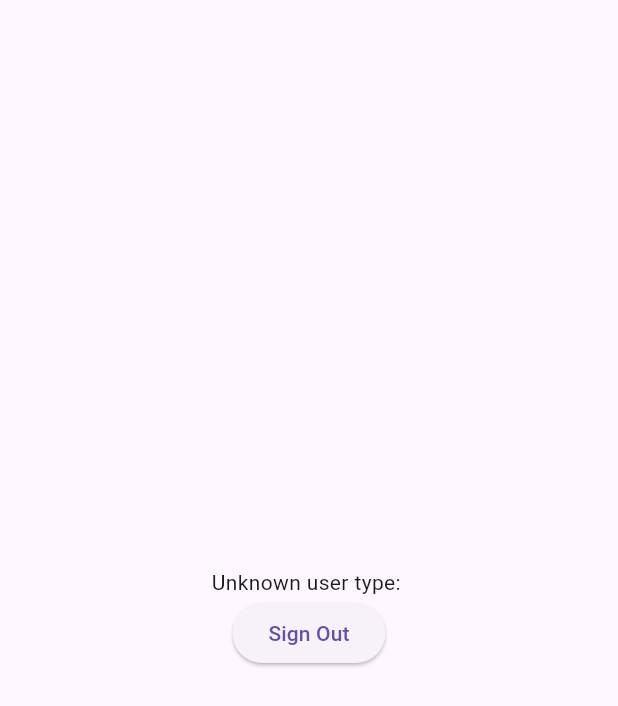
After one commit to MOYUNXUAN4/smart_rental_system, a Flutter app: the screen it shows once a user with an empty profile is signed in, on a phone screen of 412 x 824 dp. The commit adds this screen. Shown: the top 706 px of the screen. Run offline on Flutter 3.47's test engine with Material 3 defaults, Android fonts, the phone set to English and light mode, and no system bars; our stand-ins replace cloud_firestore, firebase_auth, firebase_core, firebase_storage, image_picker; accounts and stored records are empty; network calls fail.

Commit message:
add two user type page and auth gate

```diff
--- /dev/null
+++ b/lib/auth_gate.dart
@@ -0,0 +1,102 @@
+import 'package:flutter/material.dart';
+import 'package:firebase_auth/firebase_auth.dart';
+import 'package:cloud_firestore/cloud_firestore.dart';
+
+import 'login_screen.dart';
+import 'landlord_screen.dart';
+import 'tenant_screen.dart';
+
+class AuthGate extends StatelessWidget {
+  const AuthGate({super.key});
+
+  @override
+  Widget build(BuildContext context) {
+    return StreamBuilder<User?>(
+      stream: FirebaseAuth.instance.authStateChanges(),
+      builder: (context, snapshot) {
+        if (!snapshot.hasData) {
+          return LoginScreen();
+        }
+        return UserTypeDispatcher(user: snapshot.data!);
+      },
+    );
+  }
+}
+
+class UserTypeDispatcher extends StatelessWidget {
+  final User user;
+
+  const UserTypeDispatcher({super.key, required this.user});
+
+  Future<String> _getUserType() async {
+    try {
+      final doc = await FirebaseFirestore.instance
+          .collection('users')
+          .doc(user.uid)
+          .get();
+
+      if (doc.exists && doc.data() != null) {
+        final userType = doc.data()!['userType'] ?? 'unknown';
+
+        // ---【诊断日志 1】---
+        print("UserType from DB: '$userType'");
+
+        return userType;
+      } else {
+        print("User document not found (UID: ${user.uid})");
+        return 'unknown';
+      }
+    } catch (e) {
+      print('Get UserType failed: $e');
+      return 'error';
+    }
+  }
+
+  @override
+  Widget build(BuildContext context) {
+    return FutureBuilder<String>(
+      future: _getUserType(),
+      builder: (context, snapshot) {
+        if (snapshot.connectionState == ConnectionState.waiting) {
+          return Scaffold(
+            body: Center(child: CircularProgressIndicator()),
+          );
+        }
+
+        if (snapshot.hasError || !snapshot.hasData || snapshot.data == 'error') {
+          return Scaffold(
+            body: Center(child: Text('Failed to load user information...')),
+          );
+        }
+
+        final userType = snapshot.data;
+
+        // ---【诊断日志 2】---
+        print("Checking userType: '$userType'");
+        print("Comparing with 'Landlord': ${userType == 'Landlord'}");
+        print("Comparing with 'Tenant': ${userType == 'Tenant'}");
+
+        if (userType == 'Landlord') {
+          return LandlordScreen();
+        } else if (userType == 'Tenant') {
+          return TenantScreen();
+        } else {
+          return Scaffold(
+            body: Center(
+              child: Column(
+                mainAxisAlignment: MainAxisAlignment.center,
+                children: [
+                  Text('Unknown user type: $userType'),
+                  ElevatedButton(
+                    child: Text('Sign Out'),
+                    onPressed: () => FirebaseAuth.instance.signOut(),
+                  )
+                ],
+              ),
+            ),
+          );
+        }
+      },
+    );
+  }
+}
--- a/lib/main.dart
+++ b/lib/main.dart
@@ -1,26 +1,13 @@
-// lib/main.dart
+import 'package:flutter/material.dart';
+import 'package:firebase_core/firebase_core.dart';
+import 'firebase_options.dart'; // 导入您的 firebase_options.dart
+import 'auth_gate.dart'; // 导入我们刚创建的 AuthGate
 
-import 'package:flutter/material.dart';
-import 'login_screen.dart'; // 导入你的登录页面
-
-// --- 步骤 1: 导入 Firebase 核心包 ---
-import 'package:firebase_core/firebase_core.dart';
-// --- 步骤 2: 导入你生成的 firebase_options.dart 文件 ---
-// (这个文件必须存在于 lib/ 文件夹中)
-import 'firebase_options.dart';
-
-// --- 步骤 3: 将 main 函数修改为 async ---
 void main() async {
-  // --- 步骤 4: 确保 Flutter 绑定已初始化 ---
-  // 这是在 runApp 之前调用 Firebase 所必需的
   WidgetsFlutterBinding.ensureInitialized();
-
-  // --- 步骤 5: 初始化 Firebase ---
   await Firebase.initializeApp(
     options: DefaultFirebaseOptions.currentPlatform,
   );
-
-  // --- 步骤 6: 运行你的 App ---
   runApp(const MyApp());
 }
 
@@ -32,13 +19,9 @@ class MyApp extends StatelessWidget {
     return MaterialApp(
       title: 'Smart Rental System',
       theme: ThemeData(
-        // 启用 Material 3
-        useMaterial3: true,
-        // 你可以在这里定义你的 App 颜色主题
-        colorScheme: ColorScheme.fromSeed(seedColor: Colors.deepPurple),
+        primarySwatch: Colors.blue,
       ),
-      // 将 LoginScreen 设置为 App 的首页
-      home: const LoginScreen(),
+      home: AuthGate(), // 将 home 设置为 AuthGate
     );
   }
 }
--- a/pubspec.yaml
+++ b/pubspec.yaml
@@ -16,6 +16,12 @@ dependencies:
   firebase_core: ^4.2.0
   firebase_auth: ^6.1.1
   cloud_firestore: ^6.0.3
+
+  # ---【这是我们修改和添加的插件】---
+  firebase_storage: ^13.0.3   # 👈 修正：使用了错误日志建议的兼容版本
+  image_picker: ^1.1.2        # (这个保持不变)
+  # -----------------------------------
+
   cupertino_icons: ^1.0.8
 
 dev_dependencies:
```
Also changed, not shown: lib/landlord_screen.dart (added, +175 -0 lines), lib/login_screen.dart (+25 -68 lines), lib/storage_service.dart (added, +76 -0 lines), lib/tenant_screen.dart (added, +79 -0 lines), lib/user_info_card.dart (added, +73 -0 lines), pubspec.lock, 7 other files.
